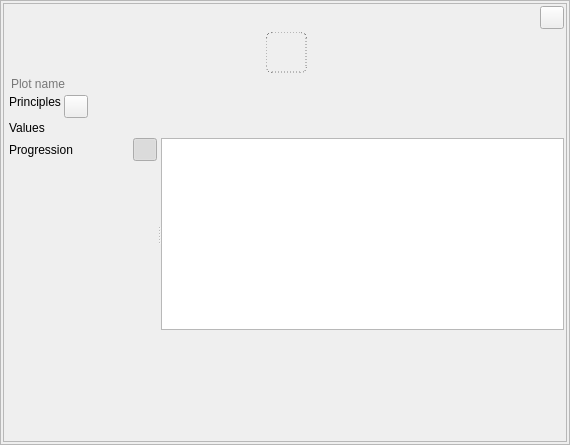
Before: the Qt Designer form ui/plot_widget.ui in zkovari/plotlyst, drawn with Qt 5.
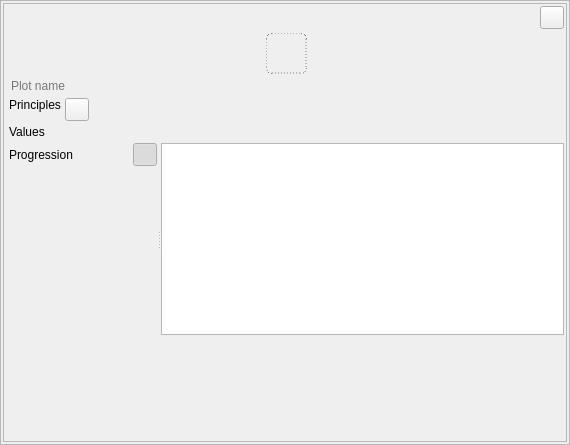
After: the same form once the commit is applied. Custom widgets are drawn as their Qt base class.

Commit message: incr spacing

```diff
--- a/ui/plot_widget.ui
+++ b/ui/plot_widget.ui
@@ -48,7 +48,7 @@
      </property>
      <layout class="QVBoxLayout" name="verticalLayout_2">
       <property name="spacing">
-       <number>3</number>
+       <number>4</number>
       </property>
       <property name="leftMargin">
        <number>5</number>
```
The commit also changes 1 other file.
